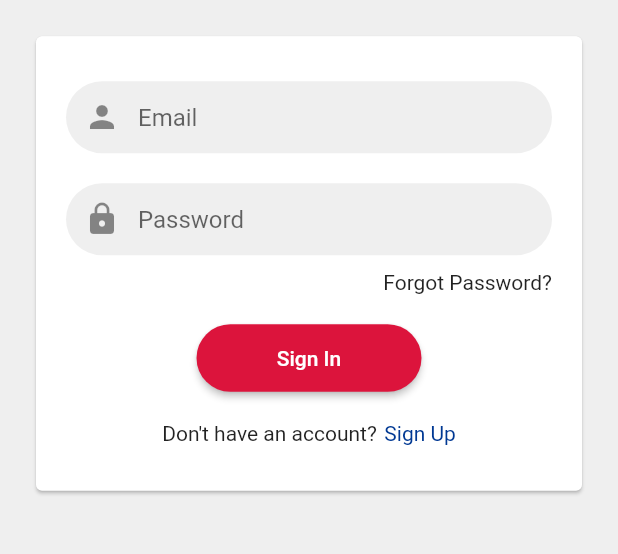
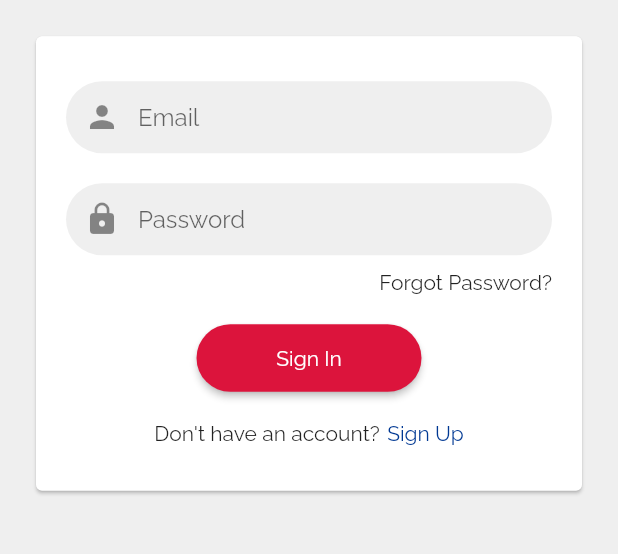
Before and after one commit to SabinTamangPakhrin/Saral-Notes, a Flutter app: the screen it shows after launch, on a phone screen of 412 x 824 dp, the part 482-1036 px from its top. Run offline on Flutter 3.47's test engine with Material 2 defaults, Android fonts, the phone set to English and light mode, and no system bars.

Commit message:
Raleway font added.

```diff
--- a/lib/main.dart
+++ b/lib/main.dart
@@ -12,6 +12,8 @@ class MyApp extends StatelessWidget {
     return MaterialApp(
       title: 'Flutter Demo',
       theme: ThemeData(
+        primaryColor: Color(0xff003893),
+        fontFamily: 'Raleway',
         primarySwatch: Colors.blue,
         visualDensity: VisualDensity.adaptivePlatformDensity,
       ),
```
Also changed, not shown: pubspec.yaml (+8 -6 lines), assets/fonts/Raleway-Bold.ttf (added), assets/fonts/Raleway-Italic.ttf (added), assets/fonts/Raleway-Light.ttf (added), assets/fonts/Raleway-Regular.ttf (added).
